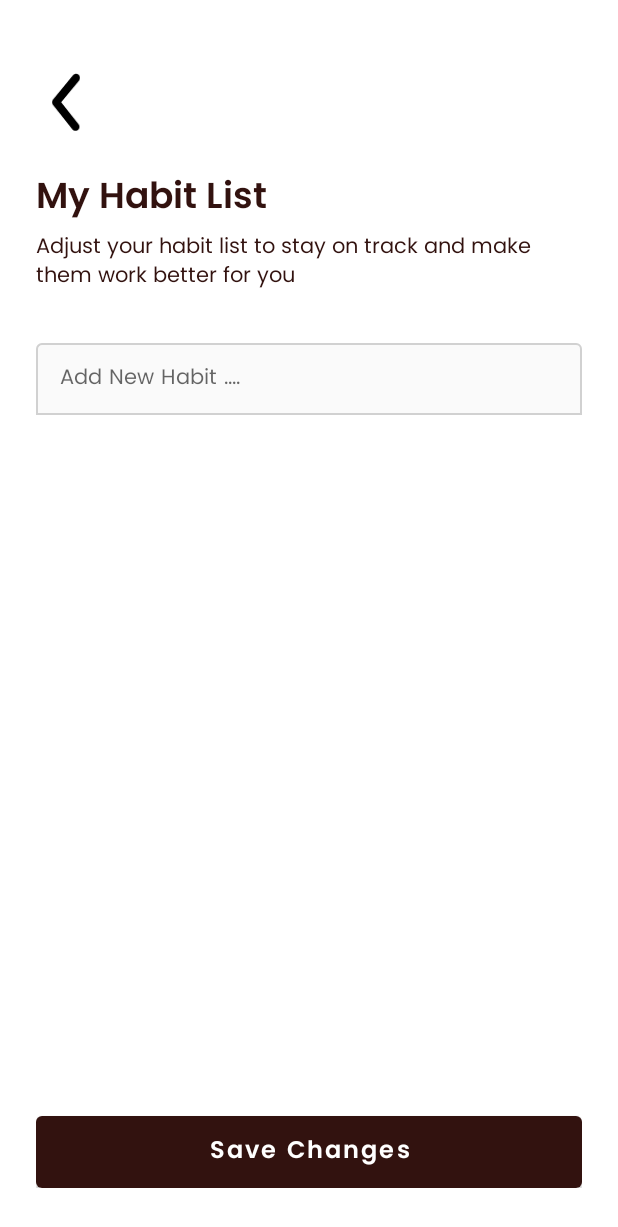
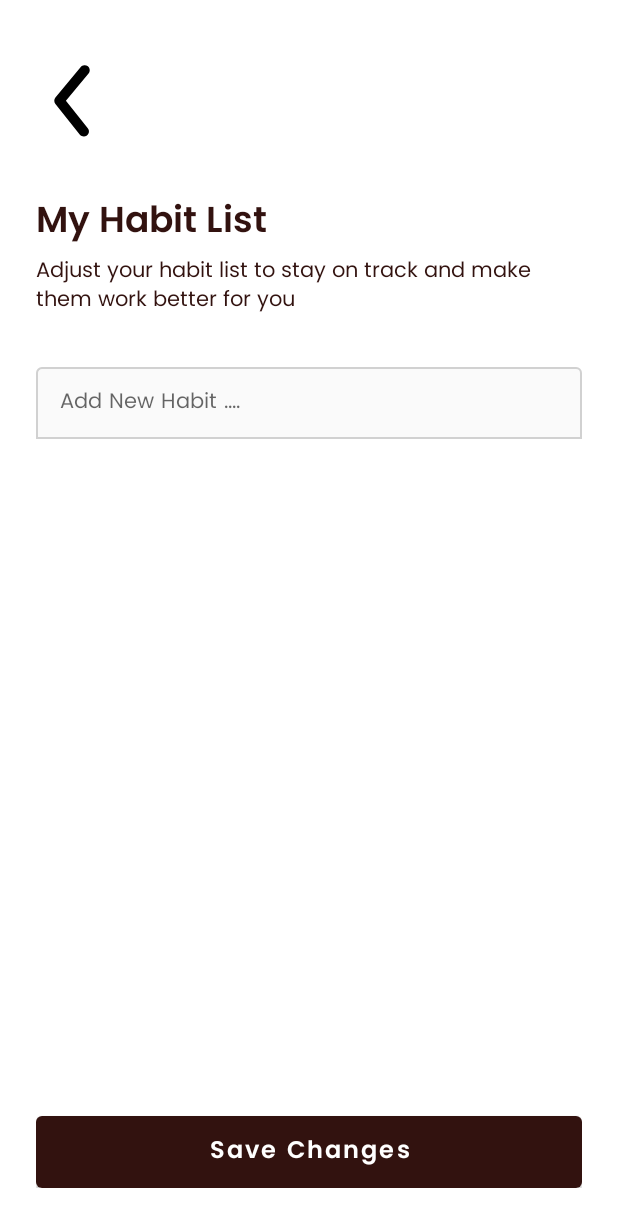
Before and after one commit to jovianjr/Habit-Tracker, an Android app built with Jetpack Compose: the HabitSettingsFragment screen opened through its navigation route, on a phone screen of 412 x 824 dp. Shown: the top 1227 px of the screen. Run offline under Robolectric (Android 15) with nearby library versions, the phone set to English and light mode, and no system bars; our stand-ins replace Dagger/Hilt's generated code, Firebase (no records; nobody signed in at launch, a user with empty details on screens opened directly).

Commit message:
feat(habit-settings): integrate save changes and fix button back warning

```diff
--- a/app/src/main/java/com/example/habittracker/data/repository/HabitRepository.kt
+++ b/app/src/main/java/com/example/habittracker/data/repository/HabitRepository.kt
@@ -7,5 +7,6 @@ import com.example.habittracker.shared.utils.UiState
 interface HabitRepository {
     fun getHabits(user: User, result: (UiState<List<String>>) -> Unit)
     fun getHabitsToday(result: (UiState<List<Habit>>) -> Unit)
-    fun storeCompleteHabit(habits: List<Habit>, result: (Boolean) -> Unit)
+    fun storeHabits(newHabits: List<String>, result: (Boolean) -> Unit)
+    fun storeCompleteHabit(newCompletedHabits: List<Habit>, result: (Boolean) -> Unit)
 }
--- a/app/src/main/java/com/example/habittracker/ui/HabitSettingsFragment.kt
+++ b/app/src/main/java/com/example/habittracker/ui/HabitSettingsFragment.kt
@@ -1,5 +1,6 @@
 package com.example.habittracker.ui
 
+import android.app.AlertDialog
 import android.graphics.Canvas
 import android.graphics.Color
 import android.graphics.Paint
@@ -12,6 +13,7 @@ import android.view.ViewGroup
 import android.view.inputmethod.EditorInfo
 import androidx.core.content.res.ResourcesCompat
 import androidx.fragment.app.Fragment
+import androidx.fragment.app.viewModels
 import androidx.navigation.fragment.findNavController
 import androidx.recyclerview.widget.ItemTouchHelper
 import androidx.recyclerview.widget.LinearLayoutManager
@@ -19,8 +21,12 @@ import androidx.recyclerview.widget.RecyclerView
 import com.example.habittracker.R
 import com.example.habittracker.adapter.HabitAdapter
 import com.example.habittracker.databinding.FragmentHabitSettingsBinding
+import com.example.habittracker.viewmodel.HabitViewModel
+import dagger.hilt.android.AndroidEntryPoint
 
+@AndroidEntryPoint
 class HabitSettingsFragment : Fragment() {
+    private val habitViewModel: HabitViewModel by viewModels()
     private var myHabits: MutableList<String> = mutableListOf()
     private var myHabitsOriginal: MutableList<String> = mutableListOf()
     private lateinit var binding: FragmentHabitSettingsBinding
@@ -42,6 +48,7 @@ class HabitSettingsFragment : Fragment() {
         binding.rvHabitList.layoutManager = LinearLayoutManager(activity)
         binding.rvHabitList.adapter = adapter
 
+        // Delete habit handler (onSwipe)
         ItemTouchHelper(object : ItemTouchHelper.SimpleCallback(0, ItemTouchHelper.LEFT) {
             private val background: GradientDrawable = GradientDrawable().apply {
                 setColor(resources.getColor(R.color.danger, null))
@@ -55,7 +62,8 @@ class HabitSettingsFragment : Fragment() {
                 color = Color.WHITE
                 textSize = 40f
                 isAntiAlias = true
-                typeface = ResourcesCompat.getFont(context!!, R.font.poppins_medium) ?: Typeface.DEFAULT
+                typeface =
+                    ResourcesCompat.getFont(context!!, R.font.poppins_medium) ?: Typeface.DEFAULT
             }
 
             override fun onMove(
@@ -122,6 +130,7 @@ class HabitSettingsFragment : Fragment() {
             }
         }).attachToRecyclerView(binding.rvHabitList)
 
+        // Add habit handler
         binding.tilAddHabit.editText?.setOnEditorActionListener { _, actionId, _ ->
             if (actionId == EditorInfo.IME_ACTION_DONE) {
                 val newHabit: String = binding.tilAddHabit.editText!!.text.toString()
@@ -133,7 +142,28 @@ class HabitSettingsFragment : Fragment() {
             return@setOnEditorActionListener false
         }
 
-        binding.ivBack.setOnClickListener {
+        // Save habit handler
+        binding.btnSaveHabit.setOnClickListener {
+            binding.btnSaveHabit.isEnabled = false
+            binding.btnSaveHabit.icon =
+                ResourcesCompat.getDrawable(resources, R.drawable.ic_delete, null)
+            habitViewModel.storeHabits(myHabits) { success ->
+                binding.btnSaveHabit.isEnabled = true
+                if (success) {
+                    findNavController().navigateUp()
+                } else {
+                    val builder = AlertDialog.Builder(activity)
+                    builder.setTitle("Save Changes Failed")
+                    builder.setMessage("Something went wrong. Please try again later.")
+                    builder.setPositiveButton("OK", null)
+                    val dialog = builder.create()
+                    dialog.show()
+                }
+            }
+        }
+
+        // Button back
+        binding.ibBack.setOnClickListener {
             if (myHabitsOriginal.isEmpty()) {
                 findNavController().navigate(R.id.action_habitSettingsFragment_to_dashboardNoDataFragment_navigation)
             } else {
--- a/app/src/main/java/com/example/habittracker/ui/ProfileFragment.kt
+++ b/app/src/main/java/com/example/habittracker/ui/ProfileFragment.kt
@@ -28,7 +28,7 @@ class ProfileFragment : Fragment() {
     override fun onViewCreated(view: View, savedInstanceState: Bundle?) {
         super.onViewCreated(view, savedInstanceState)
 
-        binding.ivBack.setOnClickListener{
+        binding.ibBack.setOnClickListener{
                 findNavController().navigate(R.id.action_profileFragment_to_dashboardFragment_navigation)
         }
 
--- a/app/src/main/java/com/example/habittracker/ui/auth/LoginFragment.kt
+++ b/app/src/main/java/com/example/habittracker/ui/auth/LoginFragment.kt
@@ -32,7 +32,7 @@ class LoginFragment : Fragment() {
         super.onViewCreated(view, savedInstanceState)
         observer()
 
-        binding.ivBack.setOnClickListener {
+        binding.ibBack.setOnClickListener {
             findNavController().navigateUp()
         }
 
--- a/app/src/main/res/layout/fragment_habit_settings.xml
+++ b/app/src/main/res/layout/fragment_habit_settings.xml
@@ -20,27 +20,31 @@
             android:layout_width="match_parent"
             android:layout_height="wrap_content">
 
-            <ImageView
-                android:id="@+id/iv_back"
-                android:layout_width="40dp"
-                android:layout_height="40dp"
-                android:layout_alignParentStart="true"
-                android:layout_alignParentTop="true"
-                android:layout_marginTop="16dp"
+            <ImageButton
+                android:id="@+id/ib_back"
+                android:layout_width="wrap_content"
+                android:layout_height="72dp"
+                android:backgroundTint="@android:color/transparent"
+                android:clickable="true"
                 android:contentDescription="@string/button_back"
-                android:src="@drawable/ic_chevron_left" />
+                android:focusable="true"
+                android:minWidth="48dp"
+                android:scaleType="fitStart"
+                android:src="@drawable/ic_chevron_left"
+                tools:ignore="DuplicateSpeakableTextCheck" />
 
             <TextView
                 android:id="@+id/tv_heading"
                 style="@style/text_heading"
                 android:layout_width="wrap_content"
                 android:layout_height="wrap_content"
-                android:layout_below="@id/iv_back"
+                android:layout_below="@id/ib_back"
                 android:layout_marginTop="24dp"
                 android:text="@string/habit_list_heading" />
 
             <TextView
                 android:id="@+id/tv_description"
+                style="@style/text_body"
                 android:layout_width="wrap_content"
                 android:layout_height="wrap_content"
                 android:layout_below="@id/tv_heading"
@@ -71,12 +75,12 @@
                     android:backgroundTint="@color/neutral"
                     android:fontFamily="@font/poppins_regular"
                     android:hint="@string/add_new_habit"
+                    android:imeOptions="actionDone"
+                    android:inputType="text"
                     android:maxLines="1"
                     android:paddingHorizontal="16dp"
                     android:paddingVertical="12dp"
-                    android:inputType="text"
-                    android:imeOptions="actionDone"
-                    />
+                    tools:ignore="VisualLintTextFieldSize" />
             </com.google.android.material.textfield.TextInputLayout>
         </RelativeLayout>
 
@@ -85,10 +89,12 @@
             android:layout_height="0dp"
             android:layout_weight="1" />
 
+
         <com.google.android.material.button.MaterialButton
-            android:id="@+id/btn_next_step"
+            android:id="@+id/btn_save_habit"
             style="@style/button_primary"
             android:layout_marginTop="40dp"
-            android:text="@string/save_changes" />
+            android:text="@string/save_changes"
+            tools:ignore="VisualLintButtonSize" />
     </LinearLayout>
 </ScrollView>
--- a/app/src/main/res/values/colors.xml
+++ b/app/src/main/res/values/colors.xml
@@ -8,6 +8,6 @@
     <color name="primary_placeholder">#FF745C5A</color>
     <color name="danger">#FFE11D48</color>
     <color name="danger_ripple">#FFC0C0</color>
-    <color name="button_disabled">#FF9CA3AF</color>
+    <color name="button_disabled">#9E817E</color>
     <color name="neutral">#D1D1D1</color>
 </resources>
--- a/app/src/main/res/values/strings.xml
+++ b/app/src/main/res/values/strings.xml
@@ -5,7 +5,7 @@
     <string name="log_in">Log In</string>
     <string name="register">Register</string>
     <string name="login_title">Welcome Back, Habit Hero!</string>
-    <string name="button_back">Button Back</string>
+    <string name="button_back">Back</string>
     <string name="email">Email</string>
     <string name="password">Password</string>
     <string name="email_placeholder">Enter your email address</string>
--- a/app/src/main/res/values/themes.xml
+++ b/app/src/main/res/values/themes.xml
@@ -103,6 +103,9 @@
         <item name="android:textColor">@color/button_primary_text</item>
         <item name="android:textSize">16sp</item>
         <item name="backgroundTint">@color/button_primary</item>
+        <item name="iconGravity">textEnd</item>
+        <item name="iconSize">20dp</item>
+        <item name="iconTint">@color/button_primary_text</item>
         <item name="textAllCaps">false</item>
     </style>
 
@@ -117,6 +120,9 @@
         <item name="android:textSize">16sp</item>
         <item name="strokeColor">@color/button_secondary_stroke</item>
         <item name="strokeWidth">1dp</item>
+        <item name="iconGravity">textEnd</item>
+        <item name="iconSize">20dp</item>
+        <item name="iconTint">@color/button_secondary_text</item>
         <item name="textAllCaps">false</item>
     </style>
 
```
Also changed, not shown: app/src/main/java/com/example/habittracker/data/repository/HabitRepositoryImp.kt (+19 -2 lines), app/src/main/java/com/example/habittracker/ui/auth/RegisterFragment.kt (+3 -9 lines), app/src/main/java/com/example/habittracker/viewmodel/HabitViewModel.kt (+6 -2 lines), app/src/main/res/layout/fragment_auth_login.xml (+22 -12 lines), app/src/main/res/layout/fragment_auth_register.xml (+13 -10 lines), app/src/main/res/layout/fragment_profile.xml (+13 -9 lines).
